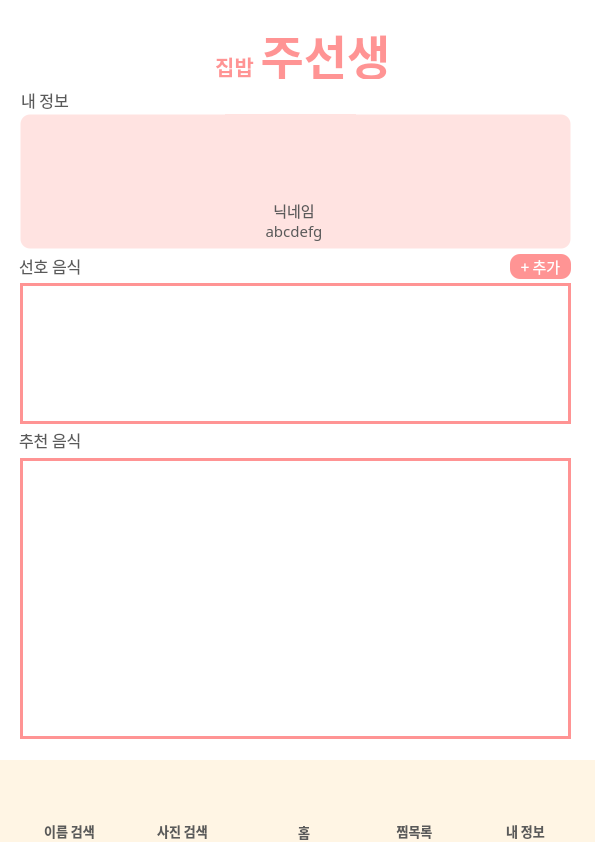
gimmjuu/AIHomeMadeChef, file UI/MainPage.ui: the form before one commit.
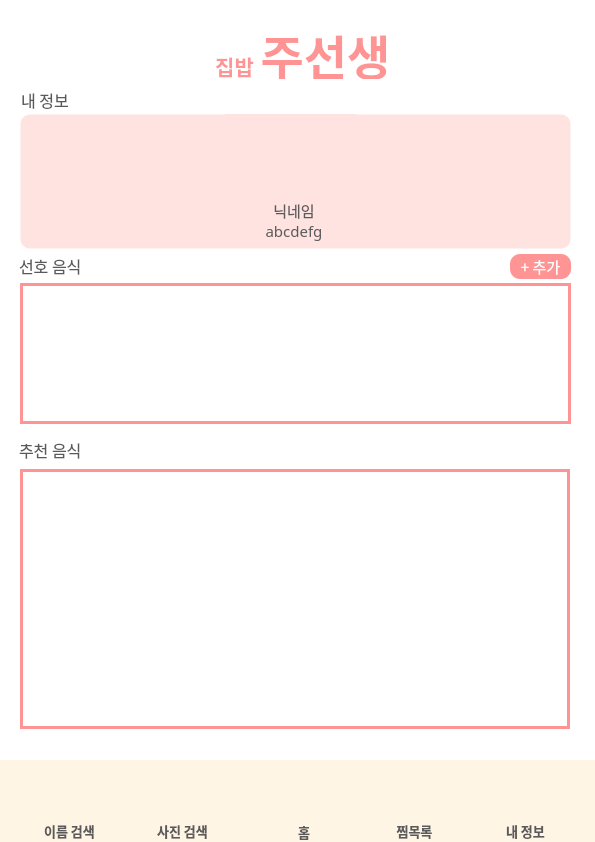
The form after the commit. The open tabs and pages were chosen to show the change. Icons and pictures are not drawn.

What changed in the file:
```diff
--- a/UI/MainPage.ui
+++ b/UI/MainPage.ui
@@ -1533,7 +1533,7 @@
         <property name="geometry">
          <rect>
           <x>19</x>
-          <y>350</y>
+          <y>360</y>
           <width>121</width>
           <height>21</height>
          </rect>
@@ -1551,39 +1551,6 @@
          <string>추천 음식</string>
         </property>
        </widget>
-       <widget class="QScrollArea" name="scrollArea_3">
-        <property name="geometry">
-         <rect>
-          <x>20</x>
-          <y>379</y>
-          <width>551</width>
-          <height>281</height>
-         </rect>
-        </property>
-        <property name="styleSheet">
-         <string notr="true">border-color: rgb(255, 148, 148);
-border-style:solid;
-border-width:3px;</string>
-        </property>
-        <property name="widgetResizable">
-         <bool>true</bool>
-        </property>
-        <widget class="QWidget" name="scrollAreaWidgetContents_3">
-         <property name="geometry">
-          <rect>
-           <x>0</x>
-           <y>0</y>
-           <width>545</width>
-           <height>275</height>
-          </rect>
-         </property>
-         <property name="styleSheet">
-          <string notr="true">border-width:0px;
-border-style:solid;
-</string>
-         </property>
-        </widget>
-       </widget>
        <widget class="QPushButton" name="add_btn">
         <property name="geometry">
          <rect>
@@ -1611,6 +1578,39 @@
          <string>+ 추가</string>
         </property>
        </widget>
+       <widget class="QWidget" name="widget_19" native="true">
+        <property name="geometry">
+         <rect>
+          <x>20</x>
+          <y>390</y>
+          <width>550</width>
+          <height>260</height>
+         </rect>
+        </property>
+        <property name="minimumSize">
+         <size>
+          <width>550</width>
+          <height>260</height>
+         </size>
+        </property>
+        <property name="maximumSize">
+         <size>
+          <width>550</width>
+          <height>260</height>
+         </size>
+        </property>
+        <property name="styleSheet">
+         <string notr="true">border-color: rgb(255, 148, 148);
+border-width:3px;
+border-style:solid;
+</string>
+        </property>
+        <layout class="QGridLayout" name="gridLayout_2">
+         <item row="0" column="0">
+          <layout class="QGridLayout" name="gridLayout"/>
+         </item>
+        </layout>
+       </widget>
       </widget>
      </widget>
      <widget class="QWidget" name="page_5">
```
Left out of the diff: 24 changed lines with no effect on the pictures.
